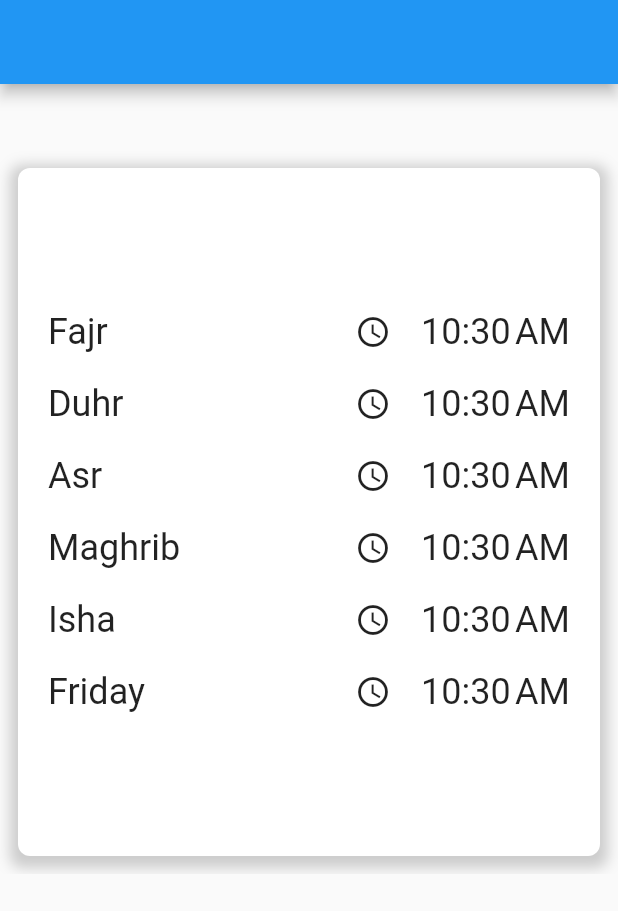
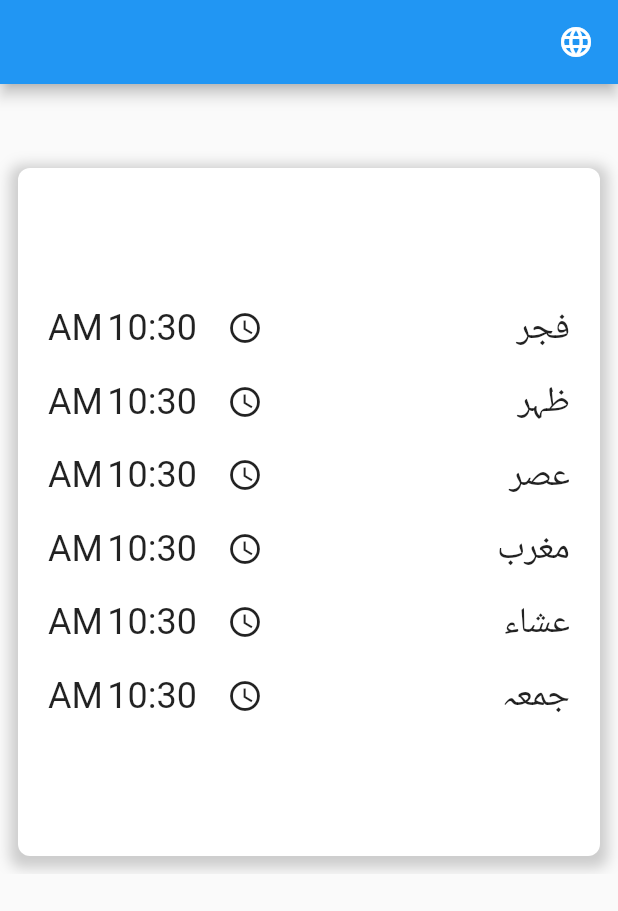
Before and after one commit to Mosque-Timings/mosque_timings, a Flutter app: the screen it shows after launch, on a phone screen of 412 x 824 dp. Shown: the top 911 px of the screen. Run offline on Flutter 3.47's test engine with Material 2 defaults, Android fonts, the phone set to English and light mode, and no system bars; our stand-ins replace firebase_core, firebase_messaging, flutter_local_notifications, get, shared_preferences; accounts and stored records are empty; network calls fail.

Commit message:
# MVP Update
- Urdu language added
- Language selector added

```diff
--- a/lib/main.dart
+++ b/lib/main.dart
@@ -5,6 +5,7 @@ import 'package:mosque_timings/src/config/routes/app_pages.dart';
 import 'package:mosque_timings/src/config/routes/routes.dart';
 import 'package:mosque_timings/src/services/firebase/firebase_notifiy_config.dart';
 import 'package:flutter/foundation.dart';
+import 'package:mosque_timings/src/services/localization/localization.dart';
 
 void main() {
   WidgetsFlutterBinding.ensureInitialized();
@@ -21,6 +22,9 @@ class App extends StatelessWidget {
   @override
   Widget build(BuildContext context) {
     return GetMaterialApp(
+      locale: LocalizationService.locale,
+      fallbackLocale: LocalizationService.fallbackLocale,
+      translations: LocalizationService(),
       debugShowCheckedModeBanner: false,
       getPages: AppPages.routes,
       initialRoute: Routes.home,
--- a/lib/src/mvc/views/home.dart
+++ b/lib/src/mvc/views/home.dart
@@ -1,5 +1,7 @@
 import 'package:flutter/material.dart';
+import 'package:mosque_timings/src/widgets/language_selection.dart';
 import 'package:mosque_timings/src/widgets/mosque_clock.dart';
+import 'package:get/get.dart';
 
 class Home extends StatelessWidget {
   const Home({Key? key}) : super(key: key);
@@ -7,8 +9,14 @@ class Home extends StatelessWidget {
   @override
   Widget build(BuildContext context) {
     return Scaffold(
-      appBar: AppBar(),
-      body: MosqueClock(),
-    );
+        appBar: AppBar(
+          leading: IconButton(
+            icon: const Icon(Icons.language),
+            onPressed: () {
+              Get.dialog(const LanguageSelectionDialog());
+            },
+          ),
+        ),
+        body: MosqueClock());
   }
 }
--- /dev/null
+++ b/lib/src/services/lang/en_us.dart
@@ -0,0 +1,7 @@
+const Map<String, String> enUS = {
+  'fajr': 'Fajr',
+  'duhr': 'Duhr',
+  'asr': 'Asr',
+  'maghrib': 'Maghrib',
+  'isha': 'Isha'
+};
--- /dev/null
+++ b/lib/src/services/lang/ur_pk.dart
@@ -0,0 +1,12 @@
+const Map<String, String> urPK = {
+  'Fajr': 'فجر',
+  'Duhr': 'ظہر',
+  'Asr': 'عصر',
+  'Maghrib': 'مغرب',
+  'Isha': 'عشاء',
+  'Friday': 'جمعہ',
+  'Urdu': 'اردو',
+  'English': 'انگریزی',
+  'AM': 'صبح',
+  'PM': 'شام'
+};
--- /dev/null
+++ b/lib/src/services/localization/localization.dart
@@ -0,0 +1,50 @@
+import 'package:flutter/material.dart';
+import 'package:get/get.dart';
+import 'package:mosque_timings/src/services/lang/en_us.dart';
+import 'package:mosque_timings/src/services/lang/ur_pk.dart';
+
+class LocalizationService extends Translations {
+  // Default locale
+  static final locale = Locale('ur', 'PK');
+
+  // fallbackLocale saves the day when the locale gets in trouble
+  static final fallbackLocale = Locale('en', 'US');
+
+  // Supported languages
+  // Needs to be same order with locales
+  static final langs = [
+    'Urdu',
+    'English',
+  ];
+
+  // Supported locales
+  // Needs to be same order with langs
+  static final locales = [
+    Locale('ur', 'PK'),
+    Locale('en', 'US'),
+  ];
+
+  // Keys and their translations
+  // Translations are separated maps in `lang` file
+  @override
+  Map<String, Map<String, String>> get keys => {
+    'ur_PK': urPK,
+    'en_US': enUS,
+
+  };
+
+  // Gets locale from language, and updates the locale
+  void changeLocale(String lang) {
+    final locale = _getLocaleFromLanguage(lang);
+    Get.updateLocale(locale);
+  }
+
+  // Finds language in `langs` list and returns it as Locale
+  Locale _getLocaleFromLanguage(String lang) {
+    for (int i = 0; i < langs.length; i++) {
+      if (lang == langs[i]) return locales[i];
+    }
+
+    return Get.locale!;
+  }
+}
--- a/lib/src/widgets/prayer_clock.dart
+++ b/lib/src/widgets/prayer_clock.dart
@@ -15,13 +15,13 @@ class PrayerClock extends StatelessWidget {
     return Row(
       mainAxisAlignment: MainAxisAlignment.spaceBetween,
       children: [
-       Padding(
-            padding: const EdgeInsets.all(8.0),
-            child: Text(
-              prayer?.name ?? '',
-              style: Theme.of(context).textTheme.headline5,
-            ),
+        Padding(
+          padding: const EdgeInsets.all(8.0),
+          child: Text(
+            prayer?.name!.tr ?? '',
+            style: Theme.of(context).textTheme.headline5,
           ),
+        ),
         Row(
           mainAxisAlignment: MainAxisAlignment.start,
           crossAxisAlignment: CrossAxisAlignment.center,
@@ -33,11 +33,11 @@ class PrayerClock extends StatelessWidget {
                 icon: const Icon(Icons.access_time)),
             Padding(
               padding: const EdgeInsets.all(8.0),
-              child: Text(DateFormat.jm().format(prayer?.time ?? DateTime.now()),
+              child: Text(
+                  DateFormat.jm().format(prayer?.time ?? DateTime.now()).tr,
                   style: Theme.of(context).textTheme.headline5),
             ),
           ],
-
         )
       ],
     );
```
Also changed, not shown: lib/src/style/style.dart (added, +48 -0 lines), lib/src/widgets/app_text.dart (added, +30 -0 lines), lib/src/widgets/custom_search_bar.dart (added, +68 -0 lines), lib/src/widgets/language_selection.dart (added, +116 -0 lines).
